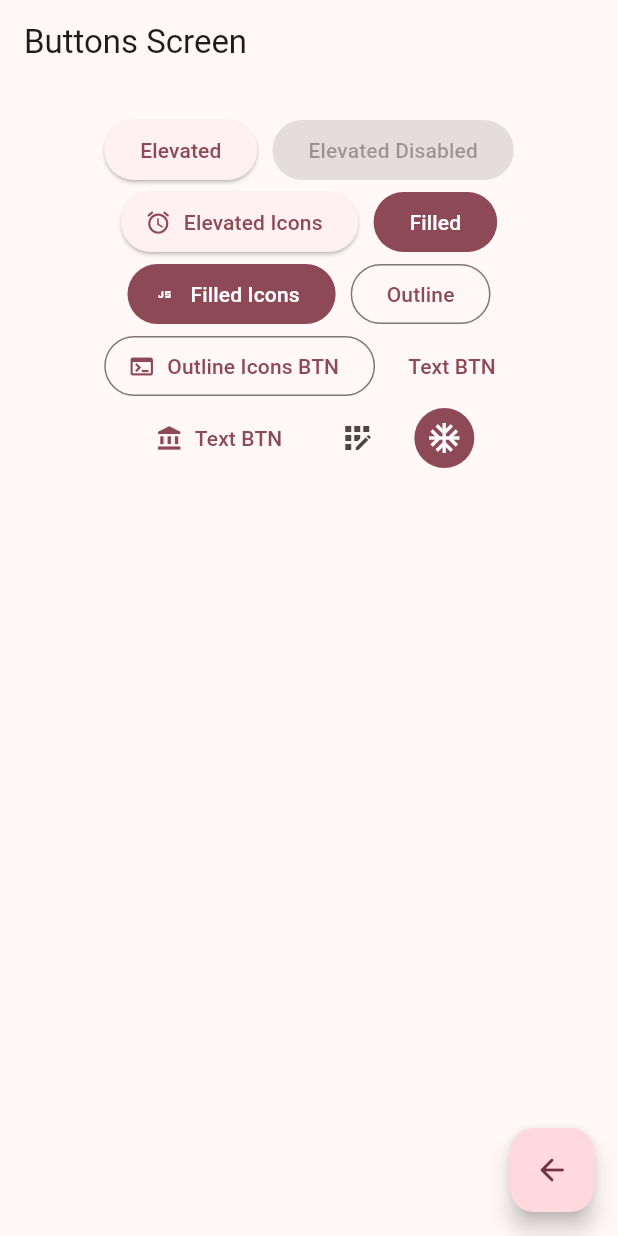
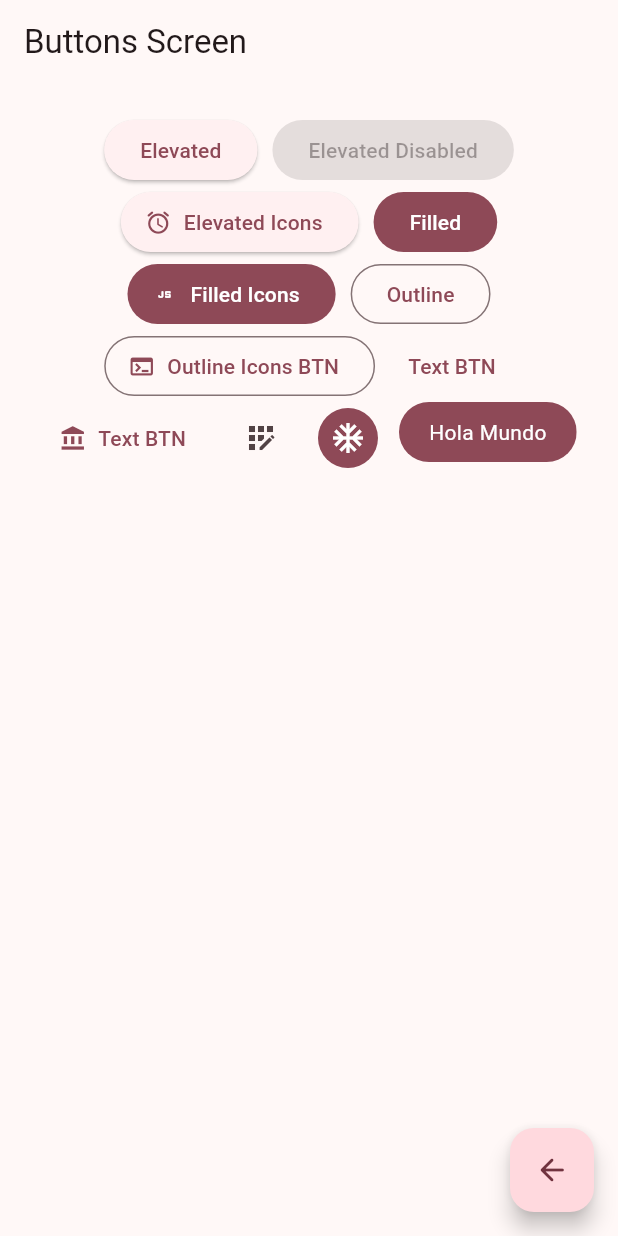
Before and after one commit to JordyV23/widgets-app, a Flutter app: the ButtonsScreen screen opened by its route, on a phone screen of 412 x 824 dp. Run offline on Flutter 3.47's test engine with Material 2 defaults, Android fonts, the phone set to English and light mode, and no system bars; our stand-ins replace go_router.

Commit message:
Cambios realizados: -Creacion de boton personalizado -Pantalla de botones finalizada

```diff
--- a/lib/presentation/screens/buttons/buttons_screen.dart
+++ b/lib/presentation/screens/buttons/buttons_screen.dart
@@ -50,7 +50,8 @@ class _ButtonsView extends StatelessWidget {
             TextButton(onPressed: (){}, child: const Text("Text BTN")),
             TextButton.icon(onPressed: (){}, label: const Text("Text BTN"), icon: const Icon(Icons.account_balance)),
             IconButton(onPressed: (){}, icon: const Icon(Icons.app_registration)),
-            IconButton(onPressed: (){}, icon: const Icon(Icons.ac_unit_sharp), style: ButtonStyle( backgroundColor: MaterialStatePropertyAll(color.primary), iconColor: const MaterialStatePropertyAll(Colors.white) ),)
+            IconButton(onPressed: (){}, icon: const Icon(Icons.ac_unit_sharp), style: ButtonStyle( backgroundColor: MaterialStatePropertyAll(color.primary), iconColor: const MaterialStatePropertyAll(Colors.white) ),),
+            const CustomButton(),
 
 
 
@@ -60,3 +61,29 @@ class _ButtonsView extends StatelessWidget {
     );
   }
 }
+
+
+
+class CustomButton extends StatelessWidget {
+  const CustomButton({super.key});
+
+  @override
+  Widget build(BuildContext context) {
+
+    final colors = Theme.of(context).colorScheme;
+
+    return ClipRRect(
+      borderRadius: BorderRadius.circular(20),
+      child: Material(
+        color: colors.primary,
+        child: InkWell(
+          onTap: (){},
+          child: const Padding(
+            padding: EdgeInsets.symmetric(horizontal: 20, vertical: 10),
+            child: Text("Hola Mundo", style: TextStyle(color: Colors.white),)
+            ),
+        ),
+      ),
+    );
+  }
+}
```
